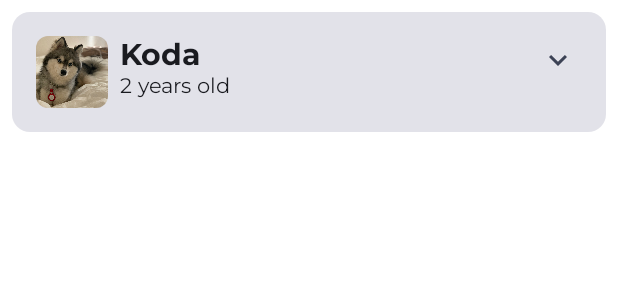
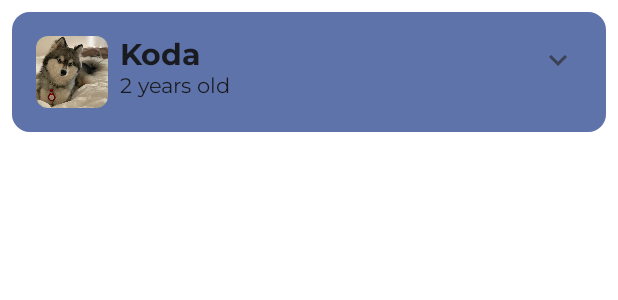
Before and after one commit to RujiraKongsomran/JC_CreateSimpleAnimation, an Android app built with Jetpack Compose: the @Preview function DogPreview, on a phone screen of 412 x 824 dp. Shown: the top 300 px of the screen. Run offline under Robolectric (Android 15) with nearby library versions, the phone set to English and light mode, and no system bars.

Commit message:
Change color when the list item is expanded

```diff
--- a/app/src/main/java/com/rujirakongsomran/jc_createsimpleanimation/MainActivity.kt
+++ b/app/src/main/java/com/rujirakongsomran/jc_createsimpleanimation/MainActivity.kt
@@ -5,8 +5,12 @@ import androidx.activity.ComponentActivity
 import androidx.activity.compose.setContent
 import androidx.annotation.DrawableRes
 import androidx.annotation.StringRes
+import androidx.compose.animation.animateColorAsState
+import androidx.compose.animation.animateContentSize
+import androidx.compose.animation.core.Spring
+import androidx.compose.animation.core.spring
 import androidx.compose.foundation.Image
-import androidx.compose.foundation.layout.Box
+import androidx.compose.foundation.background
 import androidx.compose.foundation.layout.Column
 import androidx.compose.foundation.layout.Row
 import androidx.compose.foundation.layout.Spacer
@@ -62,7 +66,22 @@ fun DogItem(
     modifier: Modifier = Modifier
 ) {
     var expanded by remember { mutableStateOf(false) }
+    val color by animateColorAsState(
+        targetValue = if(expanded) MaterialTheme.colorScheme.tertiaryContainer
+        else MaterialTheme.colorScheme.primaryContainer,
+        label = "",
+    )
     Card(modifier = modifier) {
+        Column(
+            modifier = Modifier
+                .animateContentSize(
+                    animationSpec = spring(
+                        dampingRatio = Spring.DampingRatioNoBouncy,
+                        stiffness = Spring.StiffnessMedium
+                    )
+                )
+                .background(color = color)
+        ) {
             Row(
                 modifier = Modifier
                     .fillMaxWidth()
@@ -76,7 +95,7 @@ fun DogItem(
                     onClick = { expanded = !expanded }
                 )
             }
-        if(expanded) {
+            if (expanded) {
                 DogHobby(
                     dogHobby = dog.hobbies,
                     modifier = Modifier.padding(
@@ -86,6 +105,7 @@ fun DogItem(
                         bottom = dimensionResource(R.dimen.padding_medium)
                     )
                 )
+            }
         }
     }
 }
```
Lines whose indentation alone changed are shown as unchanged.
